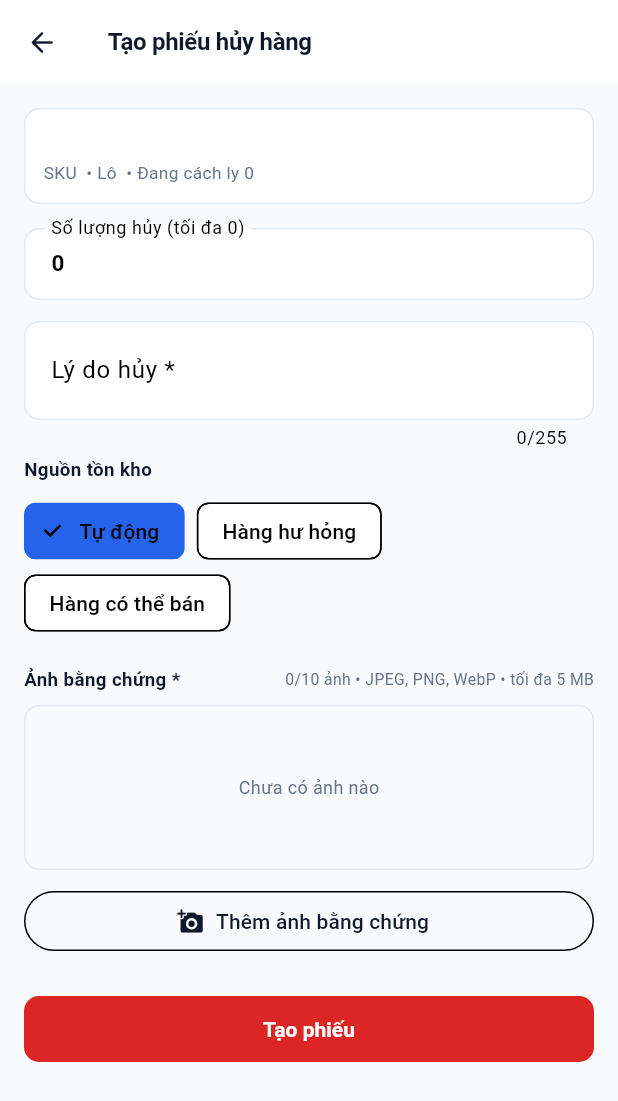
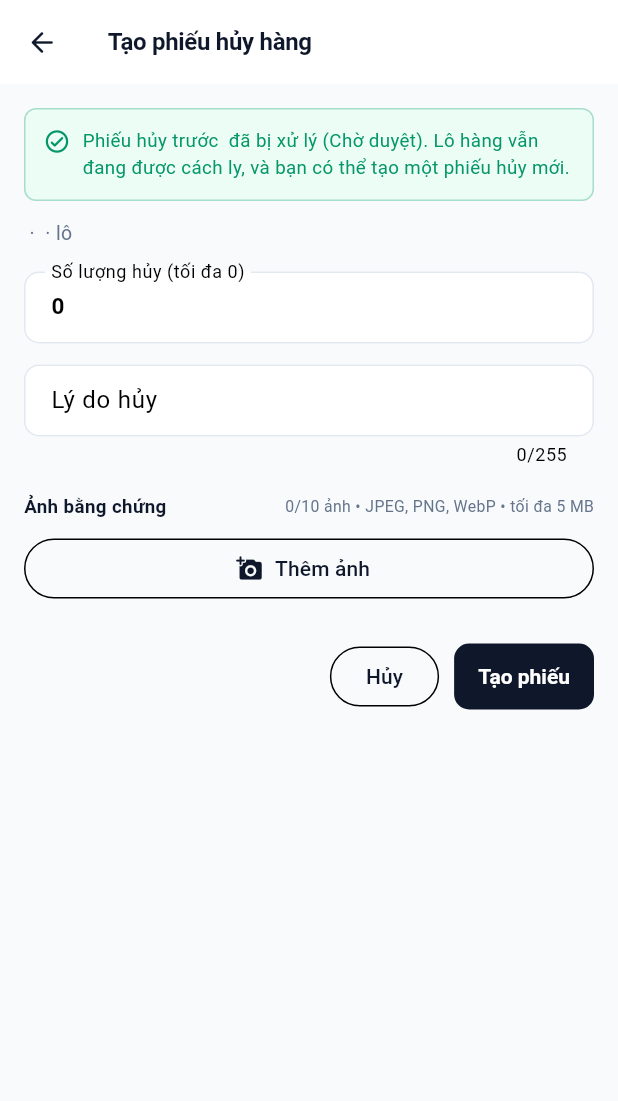
Before and after one commit to AI-Business-copilot/abc-app, a Flutter app: the CreateScrapOrderScreen screen opened directly with empty values, on a phone screen of 412 x 824 dp. Shown: the top 1101 px of the screen. Run offline on Flutter 3.47's test engine with Material 3 defaults, Android fonts, the phone set to English and light mode, and no system bars; our stand-ins replace dio, image_picker, shared_preferences, supabase_flutter; missing offline and left inert: mobile_scanner; accounts and stored records are empty; network calls fail.

Commit message:
feat(scrap): enhance scrap order handling and UI updates
- Added logic to determine if a pending scrap order blocks the creation of new orders.
- Updated UI in LotDetailScreen and LotsScreen to reflect the status of scrap orders.
- Improved messaging for users regarding scrap order statuses in CreateScrapOrderScreen.
- Removed unused source selection for scrap orders to streamline the process.

These changes improve user experience by providing clearer feedback on scrap order statuses and enhancing the overall functionality of the scrap order feature.

```diff
--- a/lib/features/lots/models/lot_models.dart
+++ b/lib/features/lots/models/lot_models.dart
@@ -140,6 +140,10 @@ class LotItem {
 
   /// Units still sellable plus units already marked damaged.
   int get totalStock => onHand + damaged;
+
+  /// True when the newest scrap order still blocks a new one. Only a PENDING order does: a
+  /// rejected or cancelled order is settled, so any staff member can file a fresh order.
+  bool get scrapOrderBlocksNew => scrapOrder?.status == 'PENDING';
 }
 
 /// A link to the scrap order already raised for a lot item.
@@ -160,6 +164,20 @@ class ScrapOrderLink {
       scrapCode: json['scrapCode']?.toString() ?? '',
       status: json['status']?.toString() ?? '',
     );
+  }
+
+  /// Vietnamese label for the order status, so the raw code never reaches the user.
+  String get statusLabel {
+    switch (status.toUpperCase()) {
+      case 'COMPLETED':
+        return 'Đã duyệt';
+      case 'REJECTED':
+        return 'Bị từ chối';
+      case 'CANCELLED':
+        return 'Đã hủy bỏ';
+      default:
+        return 'Chờ duyệt';
+    }
   }
 }
 
--- a/lib/features/lots/screens/lot_detail_screen.dart
+++ b/lib/features/lots/screens/lot_detail_screen.dart
@@ -93,7 +93,7 @@ class _LotDetailScreenState extends State<LotDetailScreen> {
         lot.totalStock > 0;
     final canCreateScrap = AuthService.hasPermission(AppPermissions.scrapCreate) &&
         lot.effectiveStatus == LotStatus.quarantined &&
-        lot.scrapOrder == null;
+        !lot.scrapOrderBlocksNew;
 
     return Scaffold(
       backgroundColor: AppTheme.background,
@@ -194,9 +194,11 @@ class _LotDetailScreenState extends State<LotDetailScreen> {
                       ),
                     ),
                     const SizedBox(height: 4),
-                    const Text(
-                      'Mỗi lô chỉ được có một phiếu hủy.',
-                      style: TextStyle(fontSize: 11.5, color: AppTheme.muted),
+                    Text(
+                      lot.scrapOrderBlocksNew
+                          ? 'Phiếu đang chờ duyệt, nên chưa thể tạo phiếu hủy mới.'
+                          : 'Trạng thái: ${lot.scrapOrder!.statusLabel}. Lô hàng vẫn đang được cách ly, và bạn có thể tạo một phiếu hủy mới.',
+                      style: const TextStyle(fontSize: 11.5, color: AppTheme.muted),
                     ),
                     const SizedBox(height: 10),
                     OutlinedButton(
--- a/lib/features/lots/screens/lots_screen.dart
+++ b/lib/features/lots/screens/lots_screen.dart
@@ -2,9 +2,11 @@ import 'package:flutter/material.dart';
 import 'package:abc_app/core/network/api_error.dart';
 import 'package:abc_app/core/theme/app_theme.dart';
 import 'package:abc_app/core/widgets/app_widgets.dart';
+import 'package:abc_app/features/auth/services/auth_service.dart';
 import 'package:abc_app/features/lots/models/lot_models.dart';
 import 'package:abc_app/features/lots/screens/lot_detail_screen.dart';
 import 'package:abc_app/features/lots/services/lots_service.dart';
+import 'package:abc_app/features/scrap/screens/create_scrap_order_screen.dart';
 
 /// F08 — the lots that need attention, grouped by their effective status.
 class LotsScreen extends StatefulWidget {
@@ -169,6 +171,14 @@ class _LotsScreenState extends State<LotsScreen> {
                                       );
                                       _load();
                                     },
+                                    onCreateScrap: (target) async {
+                                      await Navigator.of(context).push<bool>(
+                                        MaterialPageRoute(
+                                          builder: (_) => CreateScrapOrderScreen(lotItem: target),
+                                        ),
+                                      );
+                                      _load();
+                                    },
                                   );
                                 },
                               ),
@@ -216,10 +226,17 @@ class _CountCard extends StatelessWidget {
 }
 
 class _LotCard extends StatelessWidget {
-  const _LotCard({required this.lot, required this.onTap});
+  const _LotCard({required this.lot, required this.onTap, required this.onCreateScrap});
 
   final LotItem lot;
   final VoidCallback onTap;
+  final void Function(LotItem lot) onCreateScrap;
+
+  /// A pending order still blocks a new one; a rejected or cancelled one does not.
+  bool get canCreateScrap =>
+      lot.effectiveStatus == LotStatus.quarantined &&
+      !lot.scrapOrderBlocksNew &&
+      AuthService.hasPermission(AppPermissions.scrapCreate);
 
   @override
   Widget build(BuildContext context) {
@@ -301,10 +318,28 @@ class _LotCard extends StatelessWidget {
             if (lot.scrapOrder != null) ...[
               const SizedBox(height: 6),
               Text(
-                'Đã có phiếu hủy ${lot.scrapOrder!.scrapCode}',
+                'Đã có phiếu hủy ${lot.scrapOrder!.scrapCode} • ${lot.scrapOrder!.statusLabel}',
                 style: const TextStyle(fontSize: 11, color: AppTheme.accent),
               ),
             ],
+            // A settled order does not block a new one, so the staff can file a fresh order
+            // straight from the list, before opening the details.
+            if (canCreateScrap)
+              Padding(
+                padding: const EdgeInsets.only(top: 10),
+                child: SizedBox(
+                  width: double.infinity,
+                  child: ElevatedButton.icon(
+                    onPressed: () => onCreateScrap(lot),
+                    style: ElevatedButton.styleFrom(
+                      backgroundColor: AppTheme.danger,
+                      padding: const EdgeInsets.symmetric(vertical: 10),
+                    ),
+                    icon: const Icon(Icons.delete_outline_rounded, size: 17),
+                    label: const Text('Tạo phiếu hủy hàng', style: TextStyle(fontSize: 13)),
+                  ),
+                ),
+              ),
           ],
         ),
       ),
--- a/lib/features/scrap/screens/create_scrap_order_screen.dart
+++ b/lib/features/scrap/screens/create_scrap_order_screen.dart
@@ -30,7 +30,6 @@ class _CreateScrapOrderScreenState extends State<CreateScrapOrderScreen> {
       TextEditingController(text: '${widget.lotItem.quarantineQty ?? widget.lotItem.totalStock}');
   final _reasonController = TextEditingController();
   final List<XFile> _photos = [];
-  ScrapSource? _source;
   bool _isSaving = false;
   String? _error;
 
@@ -126,7 +125,6 @@ class _CreateScrapOrderScreenState extends State<CreateScrapOrderScreen> {
         lotItemId: widget.lotItem.id,
         scrapReason: reason,
         scrapQty: quantity,
-        scrapSource: _source,
         images: _photos.map((photo) => File(photo.path)).toList(),
       );
       if (!mounted) return;
@@ -145,6 +143,7 @@ class _CreateScrapOrderScreenState extends State<CreateScrapOrderScreen> {
   @override
   Widget build(BuildContext context) {
     final lot = widget.lotItem;
+    final previousOrder = lot.scrapOrder;
     return Scaffold(
       backgroundColor: AppTheme.background,
       appBar: AppBar(
@@ -159,31 +158,21 @@ class _CreateScrapOrderScreenState extends State<CreateScrapOrderScreen> {
           padding: const EdgeInsets.all(16),
           children: [
             if (_error != null) MessageBanner(message: _error!, isError: true),
-            Container(
-              padding: const EdgeInsets.all(12),
-              decoration: BoxDecoration(
-                color: AppTheme.surface,
-                borderRadius: BorderRadius.circular(10),
-                border: Border.all(color: AppTheme.border),
+            // A pending order still blocks a new one, a settled order does not.
+            if (previousOrder != null && lot.scrapOrderBlocksNew)
+              MessageBanner(
+                message:
+                    'Lô này đã có phiếu hủy ${previousOrder.scrapCode} (${previousOrder.statusLabel}) đang chờ duyệt, nên chưa thể tạo phiếu mới.',
+                isError: true,
               ),
-              child: Column(
-                crossAxisAlignment: CrossAxisAlignment.start,
-                children: [
+            if (previousOrder != null && !lot.scrapOrderBlocksNew)
+              MessageBanner(
+                message:
+                    'Phiếu hủy trước ${previousOrder.scrapCode} đã bị xử lý (${previousOrder.statusLabel}). Lô hàng vẫn đang được cách ly, và bạn có thể tạo một phiếu hủy mới.',
+              ),
             Text(
-                    lot.variant.productName,
-                    style: const TextStyle(
-                      fontWeight: FontWeight.w700,
-                      fontSize: 13.5,
-                      color: AppTheme.primary,
-                    ),
-                  ),
-                  const SizedBox(height: 3),
-                  Text(
-                    'SKU ${lot.variant.sku} • Lô ${lot.lotNumber} • Đang cách ly ${lot.quarantineQty ?? 0}',
-                    style: const TextStyle(fontSize: 11.5, color: AppTheme.muted),
-                  ),
-                ],
-              ),
+              '${lot.variant.productName} · ${lot.variant.sku} · lô ${lot.lotNumber}',
+              style: const TextStyle(fontSize: 13, color: AppTheme.muted),
             ),
             const SizedBox(height: 16),
             TextField(
@@ -195,46 +184,20 @@ class _CreateScrapOrderScreenState extends State<CreateScrapOrderScreen> {
             const SizedBox(height: 14),
             TextField(
               controller: _reasonController,
-              maxLines: 2,
+              maxLines: 1,
               maxLength: 255,
               style: const TextStyle(fontSize: 14),
               decoration: const InputDecoration(
-                labelText: 'Lý do hủy *',
+                labelText: 'Lý do hủy',
                 hintText: 'Ví dụ: hết hạn sử dụng, bao bì hư hỏng',
               ),
-            ),
-            const SizedBox(height: 4),
-            const Text(
-              'Nguồn tồn kho',
-              style: TextStyle(fontSize: 12.5, fontWeight: FontWeight.w700, color: AppTheme.primary),
-            ),
-            const SizedBox(height: 8),
-            Wrap(
-              spacing: 8,
-              children: [
-                ChoiceChip(
-                  label: const Text('Tự động'),
-                  selected: _source == null,
-                  onSelected: (_) => setState(() => _source = null),
-                ),
-                ChoiceChip(
-                  label: const Text('Hàng hư hỏng'),
-                  selected: _source == ScrapSource.damagedStock,
-                  onSelected: (_) => setState(() => _source = ScrapSource.damagedStock),
-                ),
-                ChoiceChip(
-                  label: const Text('Hàng có thể bán'),
-                  selected: _source == ScrapSource.sellableStock,
-                  onSelected: (_) => setState(() => _source = ScrapSource.sellableStock),
-                ),
-              ],
             ),
             const SizedBox(height: 18),
             Row(
               mainAxisAlignment: MainAxisAlignment.spaceBetween,
               children: [
                 const Text(
-                  'Ảnh bằng chứng *',
+                  'Ảnh bằng chứng',
                   style: TextStyle(fontSize: 12.5, fontWeight: FontWeight.w700, color: AppTheme.primary),
                 ),
                 Text(
@@ -244,21 +207,13 @@ class _CreateScrapOrderScreenState extends State<CreateScrapOrderScreen> {
               ],
             ),
             const SizedBox(height: 8),
-            if (_photos.isEmpty)
-              Container(
-                height: 110,
-                decoration: BoxDecoration(
-                  border: Border.all(color: AppTheme.border, style: BorderStyle.solid),
-                  borderRadius: BorderRadius.circular(10),
+            OutlinedButton.icon(
+              onPressed: _photos.length >= maxScrapImages ? null : _showPhotoOptions,
+              icon: const Icon(Icons.add_a_photo_rounded, size: 18),
+              label: const Text('Thêm ảnh'),
             ),
-                child: Center(
-                  child: Text(
-                    'Chưa có ảnh nào',
-                    style: const TextStyle(fontSize: 12, color: AppTheme.muted),
-                  ),
-                ),
-              )
-            else
+            if (_photos.isNotEmpty) ...[
+              const SizedBox(height: 10),
               SizedBox(
                 height: 110,
                 child: ListView.separated(
@@ -295,16 +250,18 @@ class _CreateScrapOrderScreenState extends State<CreateScrapOrderScreen> {
                   },
                 ),
               ),
-            const SizedBox(height: 10),
-            OutlinedButton.icon(
-              onPressed: _photos.length >= maxScrapImages ? null : _showPhotoOptions,
-              icon: const Icon(Icons.add_a_photo_rounded, size: 18),
-              label: const Text('Thêm ảnh bằng chứng'),
+            ],
+            const SizedBox(height: 24),
+            Row(
+              children: [
+                const Spacer(),
+                OutlinedButton(
+                  onPressed: _isSaving ? null : () => Navigator.of(context).pop(),
+                  child: const Text('Hủy'),
                 ),
-            const SizedBox(height: 24),
+                const SizedBox(width: 10),
                 ElevatedButton(
                   onPressed: _isSaving ? null : _submit,
-              style: ElevatedButton.styleFrom(backgroundColor: AppTheme.danger),
                   child: _isSaving
                       ? const SizedBox(
                           height: 18,
@@ -315,6 +272,8 @@ class _CreateScrapOrderScreenState extends State<CreateScrapOrderScreen> {
                 ),
               ],
             ),
+          ],
+        ),
       ),
     );
   }
```
Lines whose indentation alone changed are shown as unchanged.
